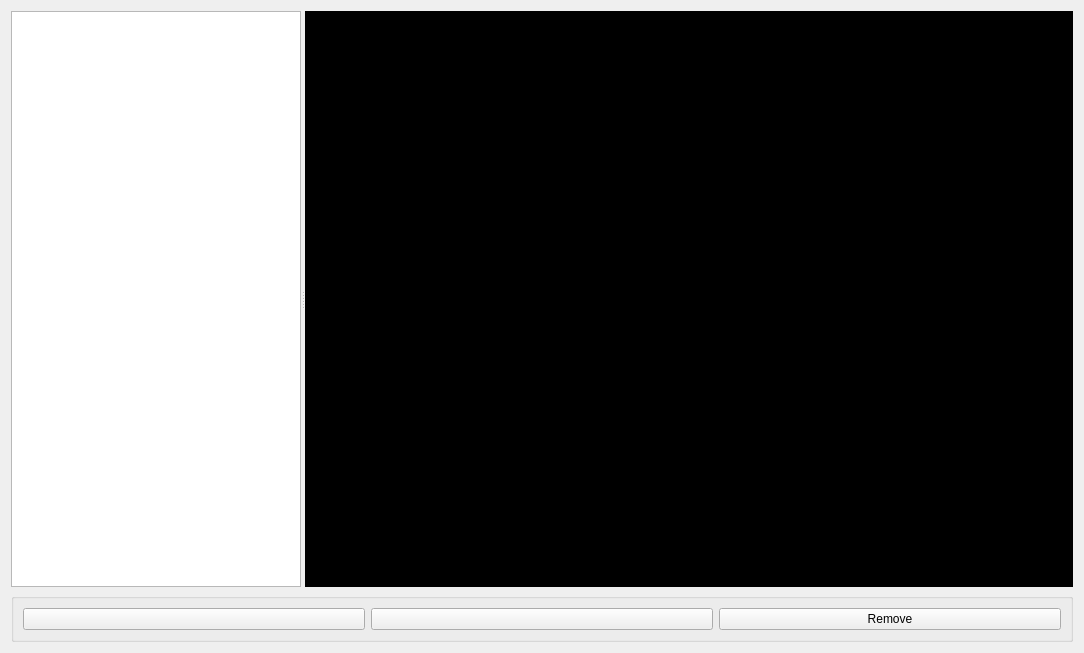
derlucas/4.48_psychosis, file texter/texter/edit_dialog.ui: the form before one commit.
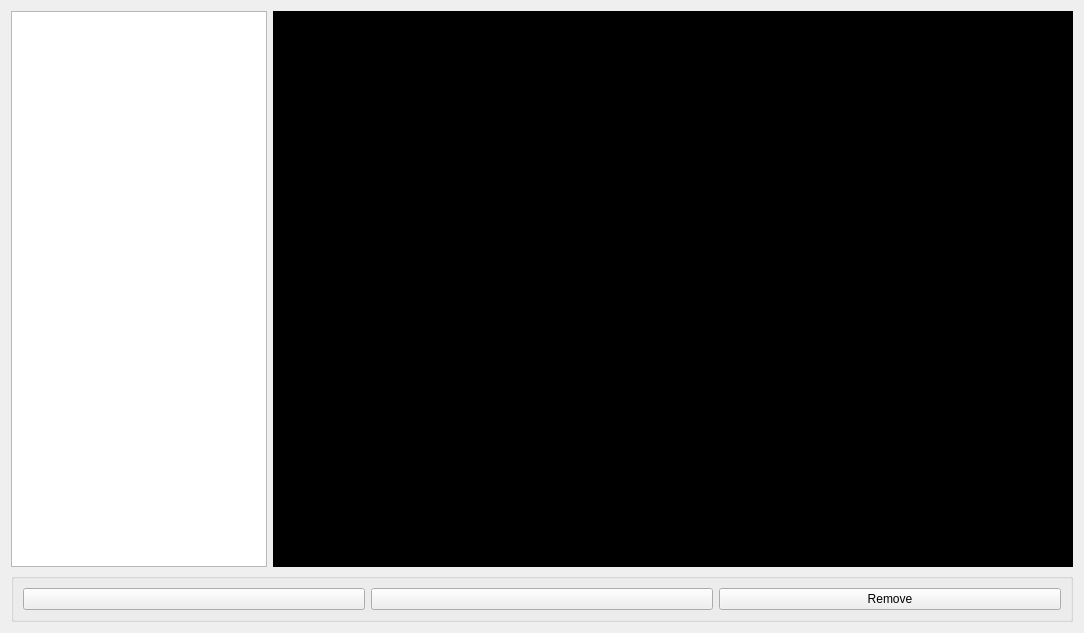
The form after the commit. Icons and pictures are not drawn. Custom widgets are drawn as their Qt base class.

The edit to the form file:
```diff
--- a/texter/texter/edit_dialog.ui
+++ b/texter/texter/edit_dialog.ui
@@ -15,61 +15,18 @@
   </property>
   <layout class="QVBoxLayout" name="verticalLayout">
    <item>
-    <widget class="QSplitter" name="splitter">
-     <property name="minimumSize">
-      <size>
-       <width>768</width>
-       <height>576</height>
-      </size>
-     </property>
-     <property name="maximumSize">
-      <size>
-       <width>16777215</width>
-       <height>576</height>
-      </size>
-     </property>
-     <property name="orientation">
-      <enum>Qt::Horizontal</enum>
-     </property>
-     <widget class="QListView" name="text_list">
-      <property name="sizePolicy">
-       <sizepolicy hsizetype="Expanding" vsizetype="Expanding">
-        <horstretch>1</horstretch>
-        <verstretch>0</verstretch>
-       </sizepolicy>
-      </property>
-      <property name="minimumSize">
-       <size>
-        <width>200</width>
-        <height>576</height>
-       </size>
-      </property>
-      <property name="maximumSize">
-       <size>
-        <width>16777215</width>
-        <height>576</height>
-       </size>
-      </property>
-     </widget>
-     <widget class="KRichTextWidget" name="text_preview">
+    <layout class="QHBoxLayout" name="horizontalLayout_2">
+     <item>
+      <widget class="QTableView" name="text_list"/>
+     </item>
+     <item>
+      <widget class="QTextEdit" name="text_preview">
       <property name="sizePolicy">
        <sizepolicy hsizetype="Expanding" vsizetype="Expanding">
         <horstretch>100</horstretch>
         <verstretch>0</verstretch>
        </sizepolicy>
       </property>
-      <property name="minimumSize">
-       <size>
-        <width>0</width>
-        <height>576</height>
-       </size>
-      </property>
-      <property name="maximumSize">
-       <size>
-        <width>768</width>
-        <height>576</height>
-       </size>
-      </property>
       <property name="palette">
        <palette>
         <active>
@@ -488,8 +445,12 @@
       <property name="readOnly">
        <bool>true</bool>
       </property>
-     </widget>
-    </widget>
+       <property name="textInteractionFlags">
+        <set>Qt::NoTextInteraction</set>
+       </property>
+      </widget>
+     </item>
+    </layout>
    </item>
    <item>
     <widget class="KButtonGroup" name="kbuttongroup">
@@ -526,11 +487,6 @@
    <extends>QPushButton</extends>
    <header>karrowbutton.h</header>
   </customwidget>
-  <customwidget>
-   <class>KRichTextEdit</class>
-   <extends>KTextEdit</extends>
-   <header>krichtextedit.h</header>
-  </customwidget>
   <customwidget>
    <class>KButtonGroup</class>
    <extends>QGroupBox</extends>
@@ -542,16 +498,6 @@
    <extends>QPushButton</extends>
    <header>kpushbutton.h</header>
   </customwidget>
-  <customwidget>
-   <class>KTextEdit</class>
-   <extends>QTextEdit</extends>
-   <header>ktextedit.h</header>
-  </customwidget>
-  <customwidget>
-   <class>KRichTextWidget</class>
-   <extends>KRichTextEdit</extends>
-   <header>krichtextwidget.h</header>
-  </customwidget>
  </customwidgets>
  <resources/>
  <connections/>
```
Left out of the diff: 3 changed lines with no effect on the pictures. Lines whose indentation alone changed are shown as unchanged.
